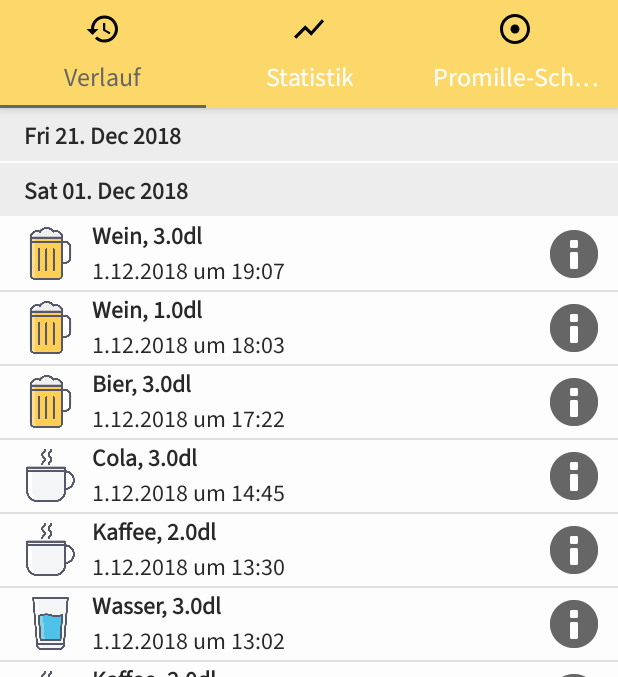
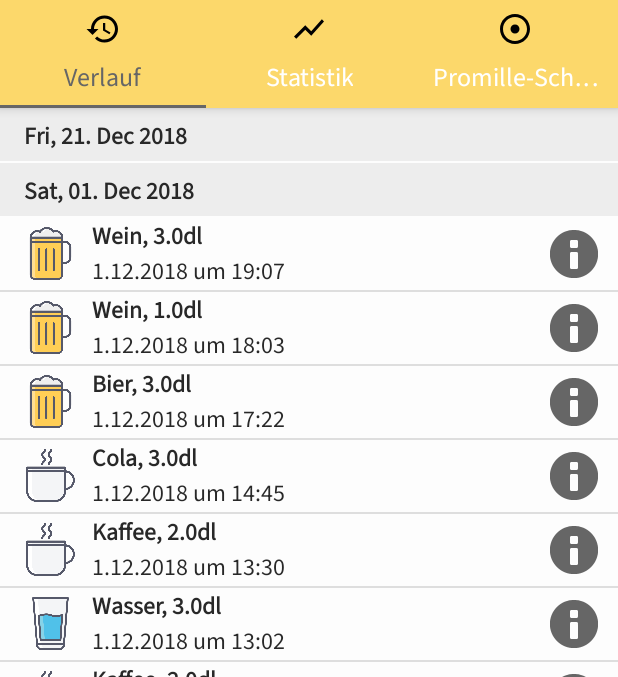
Before and after one commit to trinkster/trinkster, an Android app: the screen it shows after launch (MainActivity), on a phone screen of 412 x 824 dp, the part 96-773 px from its top. Run offline under Robolectric (Android 15) with nearby library versions, the phone set to English and light mode, and no system bars; libraries missing offline, so code that uses them is left out: com.github.mikephil.charting, ru.slybeaver.slycalendarview; 5 statements that could not run were skipped.

Commit message:
remove unused section_label and fix typo in date formatting

```diff
--- a/app/src/main/java/ch/bfh/btx8108/trinkster/History.java
+++ b/app/src/main/java/ch/bfh/btx8108/trinkster/History.java
@@ -52,10 +52,6 @@ public class History extends Fragment{
     @Override
     public View onCreateView(LayoutInflater inflater, ViewGroup container, Bundle savedInstanceState) {
         View rootView = inflater.inflate(R.layout.activity_history, container, false);
-
-        TextView textView = (TextView) rootView.findViewById(R.id.section_label);
-
-        textView.setText( "HISTORY-SCREEN" );
 
         DbHelper dbHelper = new DbHelper(getContext());
         drinkDAO = new DrinkDAO(dbHelper);
@@ -127,7 +123,7 @@ public class History extends Fragment{
                         LocalDate tmpDate = (LocalDate) getItem(position);
 
                         TextView tv1 = row.findViewById(R.id.separator);
-                        DateTimeFormatter formatter = DateTimeFormatter.ofPattern("eeee dd. MMMM YYYY", new Locale("de-CH"));
+                        DateTimeFormatter formatter = DateTimeFormatter.ofPattern("eeee, dd. MMMM YYYY", new Locale("de-CH"));
                         String titleString = tmpDate.format(formatter);
 //                        LocalDate parsedDate = LocalDate.parse(titleString, formatter);
                         tv1.setText(titleString);
--- a/app/src/main/res/layout/activity_history.xml
+++ b/app/src/main/res/layout/activity_history.xml
@@ -6,19 +6,6 @@
     android:layout_width="match_parent"
     android:layout_height="match_parent"
     tools:context=".History">
-
-    <TextView
-        android:id="@+id/section_label"
-        android:layout_width="wrap_content"
-        android:layout_height="wrap_content"
-        android:layout_marginStart="16dp"
-        android:layout_marginTop="16dp"
-        android:layout_marginEnd="16dp"
-        android:layout_marginBottom="16dp"
-        app:layout_constraintLeft_toLeftOf="parent"
-        app:layout_constraintTop_toTopOf="@+id/constraintLayout"
-        tools:layout_constraintLeft_creator="1"
-        tools:layout_constraintTop_creator="1" />
 
     <android.support.design.widget.FloatingActionButton
         android:id="@+id/fab"
```
